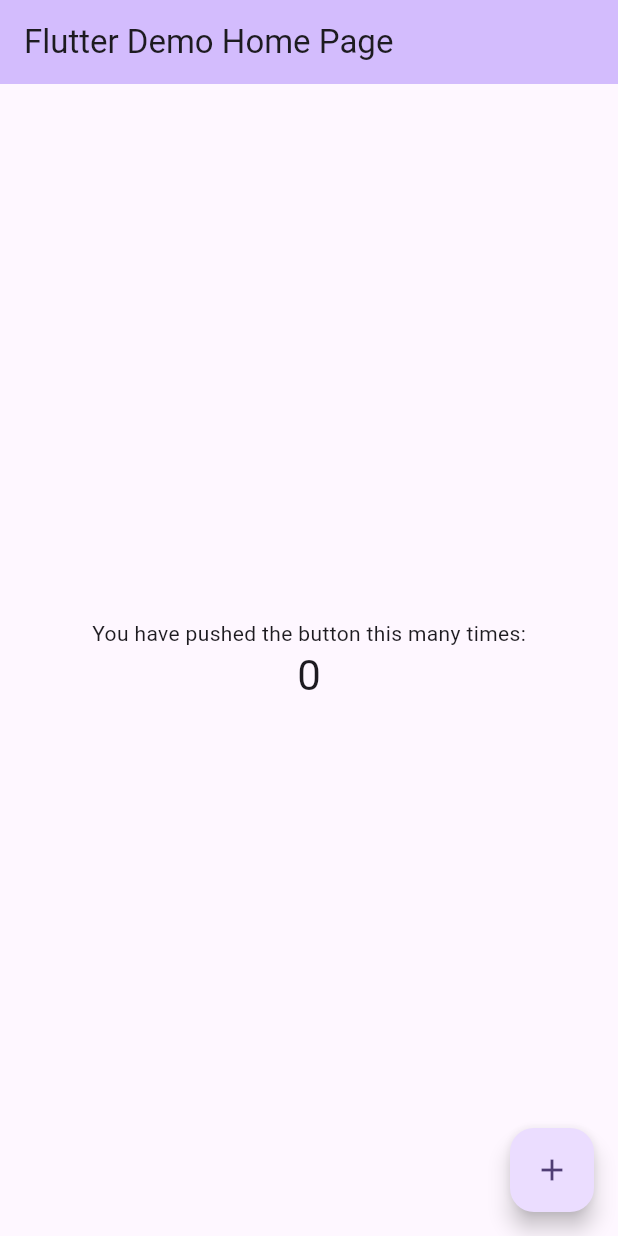
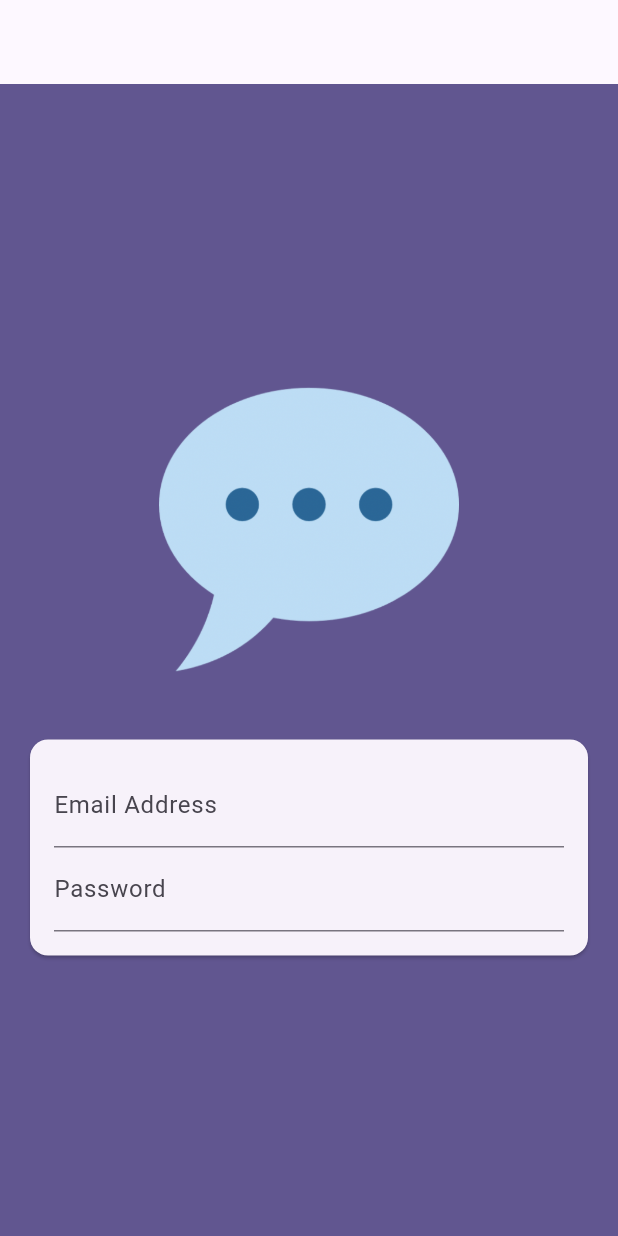
Before and after one commit to DejanJovovic/ChatAndConnect, a Flutter app: the screen it shows after launch, on a phone screen of 412 x 824 dp. Run offline on Flutter 3.47's test engine with Material 3 defaults, Android fonts, the phone set to English and light mode, and no system bars.

Commit message:
started with the auth screen, form for email address and password added

```diff
--- a/chat_app/lib/main.dart
+++ b/chat_app/lib/main.dart
@@ -1,125 +1,23 @@
+import 'package:chat_app/screens/auth.dart';
 import 'package:flutter/material.dart';
 
 void main() {
-  runApp(const MyApp());
+  runApp(const App());
 }
 
-class MyApp extends StatelessWidget {
-  const MyApp({super.key});
+class App extends StatelessWidget {
+  const App({super.key});
 
-  // This widget is the root of your application.
   @override
   Widget build(BuildContext context) {
     return MaterialApp(
-      title: 'Flutter Demo',
-      theme: ThemeData(
-        // This is the theme of your application.
-        //
-        // TRY THIS: Try running your application with "flutter run". You'll see
-        // the application has a purple toolbar. Then, without quitting the app,
-        // try changing the seedColor in the colorScheme below to Colors.green
-        // and then invoke "hot reload" (save your changes or press the "hot
-        // reload" button in a Flutter-supported IDE, or press "r" if you used
-        // the command line to start the app).
-        //
-        // Notice that the counter didn't reset back to zero; the application
-        // state is not lost during the reload. To reset the state, use hot
-        // restart instead.
-        //
-        // This works for code too, not just values: Most code changes can be
-        // tested with just a hot reload.
-        colorScheme: ColorScheme.fromSeed(seedColor: Colors.deepPurple),
+      title: 'FlutterChat',
+      theme: ThemeData().copyWith(
         useMaterial3: true,
+        colorScheme: ColorScheme.fromSeed(
+            seedColor: const Color.fromARGB(255, 63, 17, 177)),
       ),
-      home: const MyHomePage(title: 'Flutter Demo Home Page'),
+      home: const AuthScreen(),
     );
   }
 }
-
-class MyHomePage extends StatefulWidget {
-  const MyHomePage({super.key, required this.title});
-
-  // This widget is the home page of your application. It is stateful, meaning
-  // that it has a State object (defined below) that contains fields that affect
-  // how it looks.
-
-  // This class is the configuration for the state. It holds the values (in this
-  // case the title) provided by the parent (in this case the App widget) and
-  // used by the build method of the State. Fields in a Widget subclass are
-  // always marked "final".
-
-  final String title;
-
-  @override
-  State<MyHomePage> createState() => _MyHomePageState();
-}
-
-class _MyHomePageState extends State<MyHomePage> {
-  int _counter = 0;
-
-  void _incrementCounter() {
-    setState(() {
-      // This call to setState tells the Flutter framework that something has
-      // changed in this State, which causes it to rerun the build method below
-      // so that the display can reflect the updated values. If we changed
-      // _counter without calling setState(), then the build method would not be
-      // called again, and so nothing would appear to happen.
-      _counter++;
-    });
-  }
-
-  @override
-  Widget build(BuildContext context) {
-    // This method is rerun every time setState is called, for instance as done
-    // by the _incrementCounter method above.
-    //
-    // The Flutter framework has been optimized to make rerunning build methods
-    // fast, so that you can just rebuild anything that needs updating rather
-    // than having to individually change instances of widgets.
-    return Scaffold(
-      appBar: AppBar(
-        // TRY THIS: Try changing the color here to a specific color (to
-        // Colors.amber, perhaps?) and trigger a hot reload to see the AppBar
-        // change color while the other colors stay the same.
-        backgroundColor: Theme.of(context).colorScheme.inversePrimary,
-        // Here we take the value from the MyHomePage object that was created by
-        // the App.build method, and use it to set our appbar title.
-        title: Text(widget.title),
-      ),
-      body: Center(
-        // Center is a layout widget. It takes a single child and positions it
-        // in the middle of the parent.
-        child: Column(
-          // Column is also a layout widget. It takes a list of children and
-          // arranges them vertically. By default, it sizes itself to fit its
-          // children horizontally, and tries to be as tall as its parent.
-          //
-          // Column has various properties to control how it sizes itself and
-          // how it positions its children. Here we use mainAxisAlignment to
-          // center the children vertically; the main axis here is the vertical
-          // axis because Columns are vertical (the cross axis would be
-          // horizontal).
-          //
-          // TRY THIS: Invoke "debug painting" (choose the "Toggle Debug Paint"
-          // action in the IDE, or press "p" in the console), to see the
-          // wireframe for each widget.
-          mainAxisAlignment: MainAxisAlignment.center,
-          children: <Widget>[
-            const Text(
-              'You have pushed the button this many times:',
-            ),
-            Text(
-              '$_counter',
-              style: Theme.of(context).textTheme.headlineMedium,
-            ),
-          ],
-        ),
-      ),
-      floatingActionButton: FloatingActionButton(
-        onPressed: _incrementCounter,
-        tooltip: 'Increment',
-        child: const Icon(Icons.add),
-      ), // This trailing comma makes auto-formatting nicer for build methods.
-    );
-  }
-}
--- /dev/null
+++ b/chat_app/lib/screens/auth.dart
@@ -0,0 +1,72 @@
+import 'package:flutter/material.dart';
+
+class AuthScreen extends StatefulWidget {
+  const AuthScreen({super.key});
+
+  @override
+  State<AuthScreen> createState() {
+    return _AuthScreenState();
+  }
+}
+
+class _AuthScreenState extends State<AuthScreen> {
+  @override
+  Widget build(BuildContext context) {
+    return Scaffold(
+      backgroundColor: Theme.of(context).colorScheme.primary,
+      body: Center(
+        child: SingleChildScrollView(
+          child: Column(
+            mainAxisAlignment: MainAxisAlignment.center,
+            children: [
+              Container(
+                margin: const EdgeInsets.only(
+                  top: 30,
+                  bottom: 20,
+                  left: 20,
+                  right: 20,
+                ),
+                width: 200,
+                child: Image.asset(
+                  'assets/images/chat.png',
+                ),
+              ),
+              Card(
+                margin: const EdgeInsets.all(20),
+                child: SingleChildScrollView(
+                  child: Padding(
+                    padding: const EdgeInsets.all(16),
+                    child: Form(
+                      child: Column(
+                        mainAxisSize: MainAxisSize.min,
+                        children: [
+                          TextFormField(
+                            decoration: const InputDecoration(
+                              labelText: 'Email Address',
+                            ),
+                            keyboardType: TextInputType.emailAddress,
+                            autocorrect: false, // turn of auto correction
+                            textCapitalization: TextCapitalization.none, // first character wont be upper case when entering email address
+                          ),
+                          TextFormField(
+                            decoration: const InputDecoration(
+                              labelText: 'Password',
+                            ),
+                            obscureText: true, // hides the characters as they are being entered
+                          ),
+                        ],
+                      ),
+                    ),
+                  ),
+                ),
+              ),
+            ],
+          ),
+        ),
+      ),
+      appBar: AppBar(
+        title: const Text(''),
+      ),
+    );
+  }
+}
--- a/chat_app/pubspec.yaml
+++ b/chat_app/pubspec.yaml
@@ -59,9 +59,8 @@ flutter:
   uses-material-design: true
 
   # To add assets to your application, add an assets section, like this:
-  # assets:
-  #   - images/a_dot_burr.jpeg
-  #   - images/a_dot_ham.jpeg
+  assets:
+    - assets/images/chat.png
 
   # An image asset can refer to one or more resolution-specific "variants", see
   # https://flutter.dev/assets-and-images/#resolution-aware
```
Also changed, not shown: chat_app/assets/images/chat.png (added).
